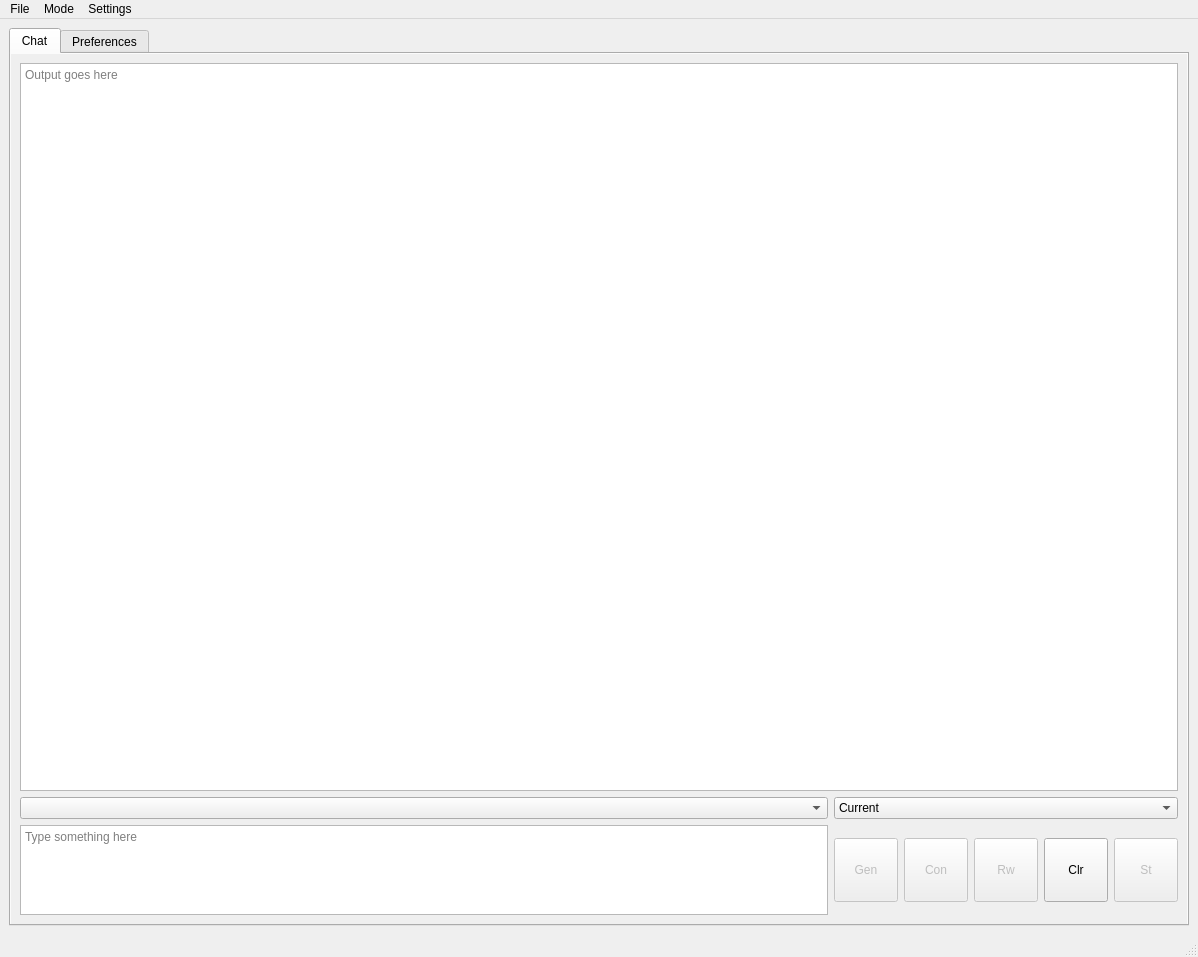
Qt form assets/ui/main_window.ui (shinomakoi/magi_llm_gui) before a commit.
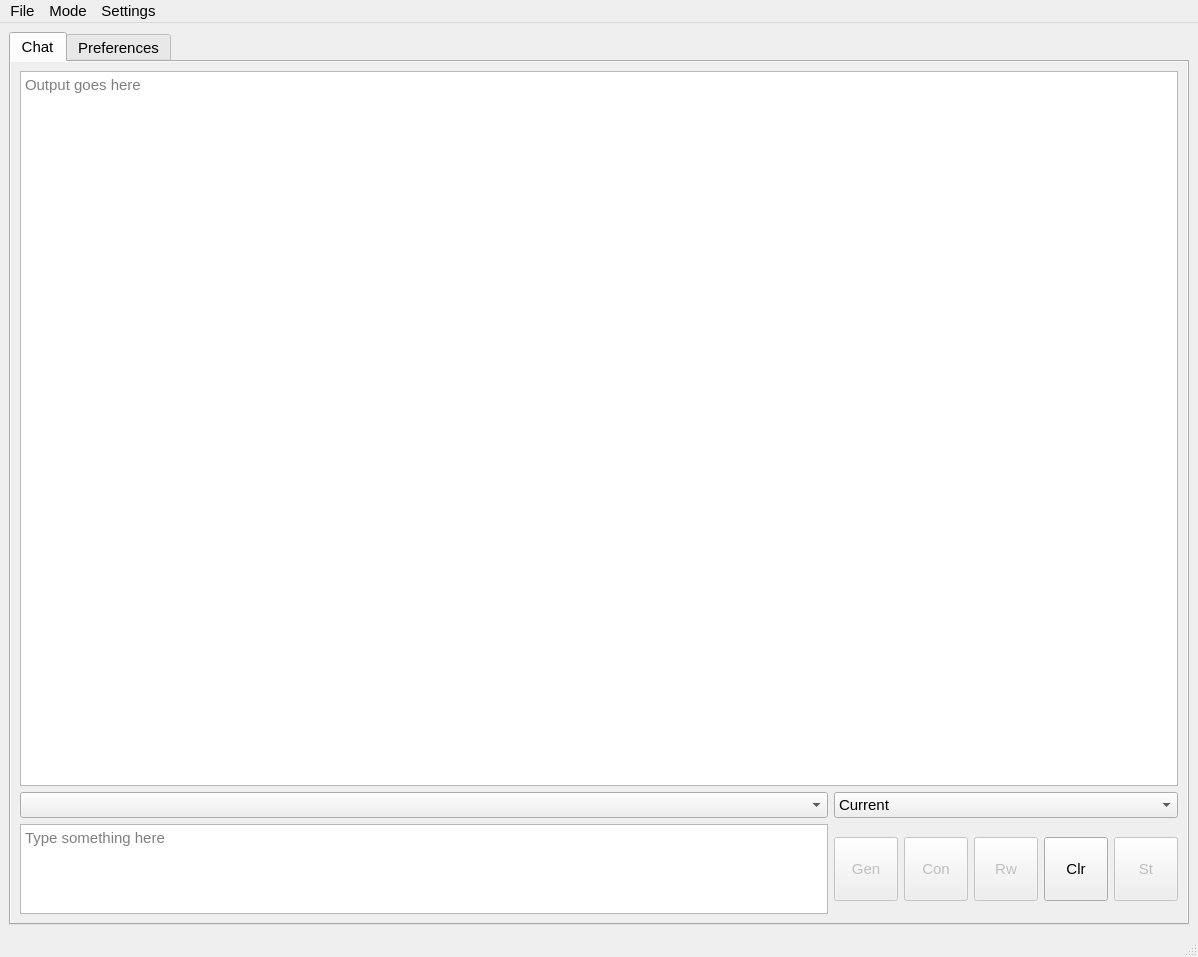
The same form after that commit.

The edit to the form file:
```diff
--- a/assets/ui/main_window.ui
+++ b/assets/ui/main_window.ui
@@ -10,6 +10,12 @@
     <height>957</height>
    </rect>
   </property>
+  <property name="font">
+   <font>
+    <pointsize>11</pointsize>
+    <bold>false</bold>
+   </font>
+  </property>
   <property name="windowTitle">
    <string>Magi LLM</string>
   </property>
@@ -40,8 +46,8 @@
 hr { height: 1px; border-width: 0; }
 li.unchecked::marker { content: &quot;\2610&quot;; }
 li.checked::marker { content: &quot;\2612&quot;; }
-&lt;/style&gt;&lt;/head&gt;&lt;body style=&quot; font-family:'Noto Sans Display'; font-size:11pt; font-weight:400; font-style:normal;&quot;&gt;
-&lt;p style=&quot;-qt-paragraph-type:empty; margin-top:0px; margin-bottom:0px; margin-left:0px; margin-right:0px; -qt-block-indent:0; text-indent:0px;&quot;&gt;&lt;br /&gt;&lt;/p&gt;&lt;/body&gt;&lt;/html&gt;</string>
+&lt;/style&gt;&lt;/head&gt;&lt;body style=&quot; font-family:'Segoe UI'; font-size:11pt; font-weight:400; font-style:normal;&quot;&gt;
+&lt;p style=&quot;-qt-paragraph-type:empty; margin-top:0px; margin-bottom:0px; margin-left:0px; margin-right:0px; -qt-block-indent:0; text-indent:0px; font-family:'Noto Sans Display';&quot;&gt;&lt;br /&gt;&lt;/p&gt;&lt;/body&gt;&lt;/html&gt;</string>
           </property>
           <property name="placeholderText">
            <string>Output goes here</string>
@@ -689,7 +695,7 @@
      <x>0</x>
      <y>0</y>
      <width>1198</width>
-     <height>27</height>
+     <height>26</height>
     </rect>
    </property>
    <widget class="QMenu" name="menuFile">
```
Left out of the diff: 1 changed line with no effect on the pictures.
